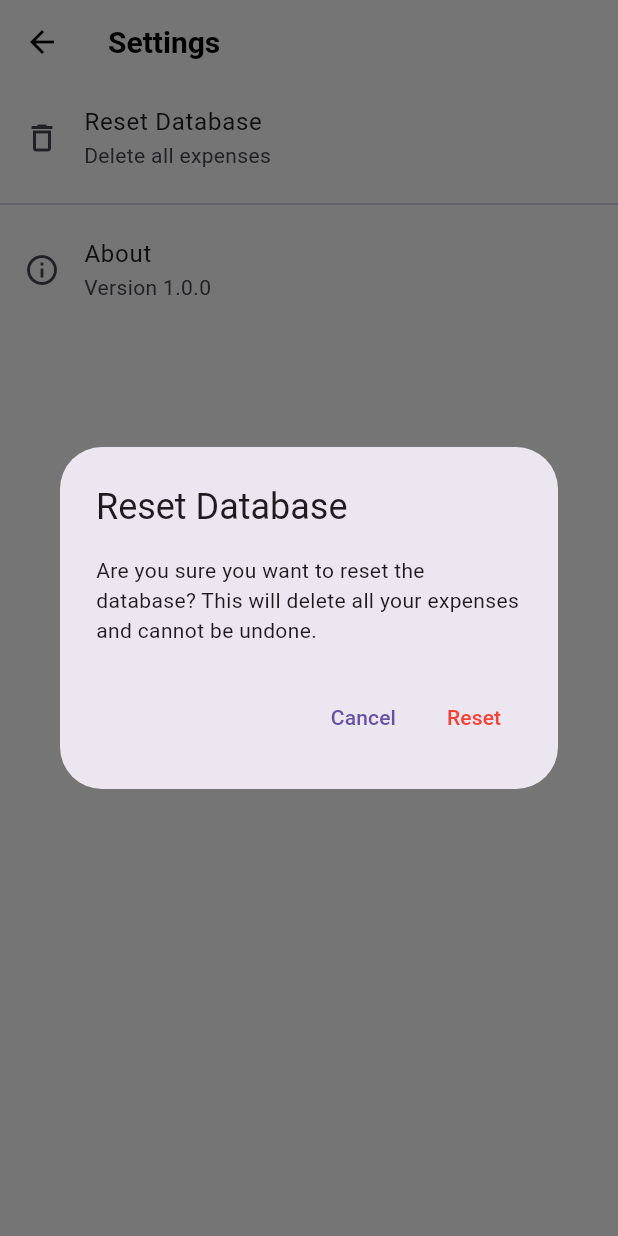
After one commit to huan718/RecScan, a Flutter app: the SettingsScreen screen opened directly, after a tap on "Reset Database", on a phone screen of 412 x 824 dp. The commit adds this screen. Run offline on Flutter 3.47's test engine with Material 3 defaults, Android fonts, the phone set to English and light mode, and no system bars; our stand-ins replace image_picker, sqflite; accounts and stored records are empty.

Commit message:
All working function, New UIs, Setting Page

```diff
--- /dev/null
+++ b/ReceiptScanner-master/lib/screens/settings_screen.dart
@@ -0,0 +1,89 @@
+import 'package:flutter/material.dart';
+import '../database_helper.dart';
+
+class SettingsScreen extends StatefulWidget {
+  const SettingsScreen({super.key});
+
+  @override
+  State<SettingsScreen> createState() => _SettingsScreenState();
+}
+
+class _SettingsScreenState extends State<SettingsScreen> {
+  final _dbHelper = DatabaseHelper.instance;
+
+  Future<void> _resetDatabase() async {
+    final confirmed = await showDialog<bool>(
+      context: context,
+      builder: (context) => AlertDialog(
+        title: const Text('Reset Database'),
+        content: const Text(
+          'Are you sure you want to reset the database? This will delete all your expenses and cannot be undone.',
+        ),
+        actions: [
+          TextButton(
+            onPressed: () => Navigator.pop(context, false),
+            child: const Text('Cancel'),
+          ),
+          TextButton(
+            onPressed: () => Navigator.pop(context, true),
+            child: const Text('Reset'),
+            style: TextButton.styleFrom(
+              foregroundColor: Colors.red,
+            ),
+          ),
+        ],
+      ),
+    );
+
+    if (confirmed == true && mounted) {
+      try {
+        await _dbHelper.resetDatabase();
+        if (mounted) {
+          ScaffoldMessenger.of(context).showSnackBar(
+            const SnackBar(content: Text('Database reset successfully')),
+          );
+        }
+      } catch (e) {
+        if (mounted) {
+          ScaffoldMessenger.of(context).showSnackBar(
+            SnackBar(content: Text('Error resetting database: $e')),
+          );
+        }
+      }
+    }
+  }
+
+  @override
+  Widget build(BuildContext context) {
+    return Scaffold(
+      appBar: AppBar(
+        title: const Text('Settings'),
+      ),
+      body: ListView(
+        children: [
+          ListTile(
+            leading: const Icon(Icons.delete_outline),
+            title: const Text('Reset Database'),
+            subtitle: const Text('Delete all expenses'),
+            onTap: _resetDatabase,
+          ),
+          const Divider(),
+          // Add more settings options here
+          ListTile(
+            leading: const Icon(Icons.info_outline),
+            title: const Text('About'),
+            subtitle: const Text('Version 1.0.0'),
+            onTap: () {
+              showAboutDialog(
+                context: context,
+                applicationName: 'Expense Tracker',
+                applicationVersion: '1.0.0',
+                applicationLegalese: '© 2024',
+              );
+            },
+          ),
+        ],
+      ),
+    );
+  }
+}
```
Also changed, not shown: ReceiptScanner-master/lib/screens/home_screen.dart (+111 -23 lines), ReceiptScanner-master/lib/screens/statistics_screen.dart (added, +24 -0 lines), ReceiptScanner-master/lib/screens/stats_screen.dart (added, +79 -0 lines).
